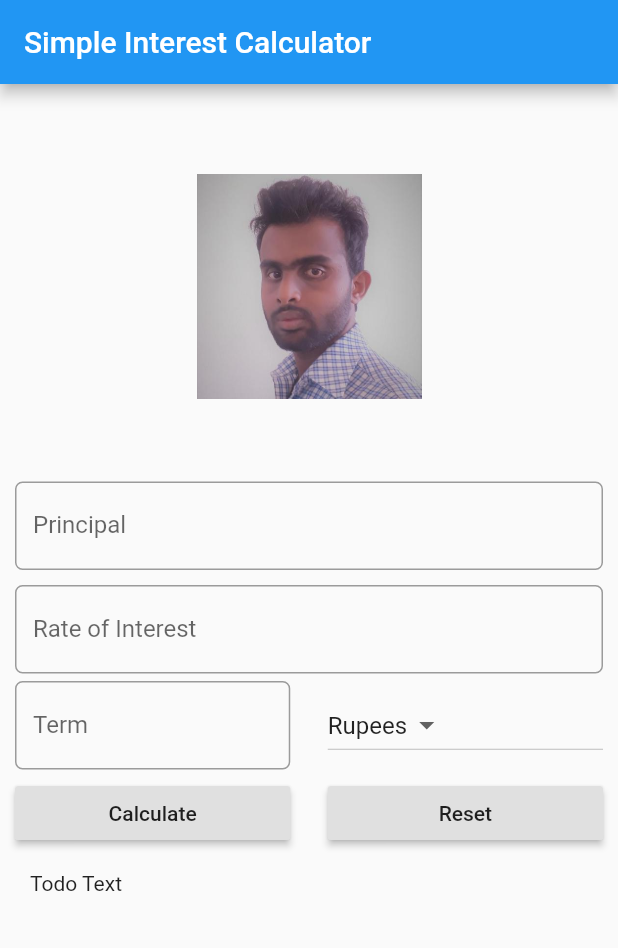
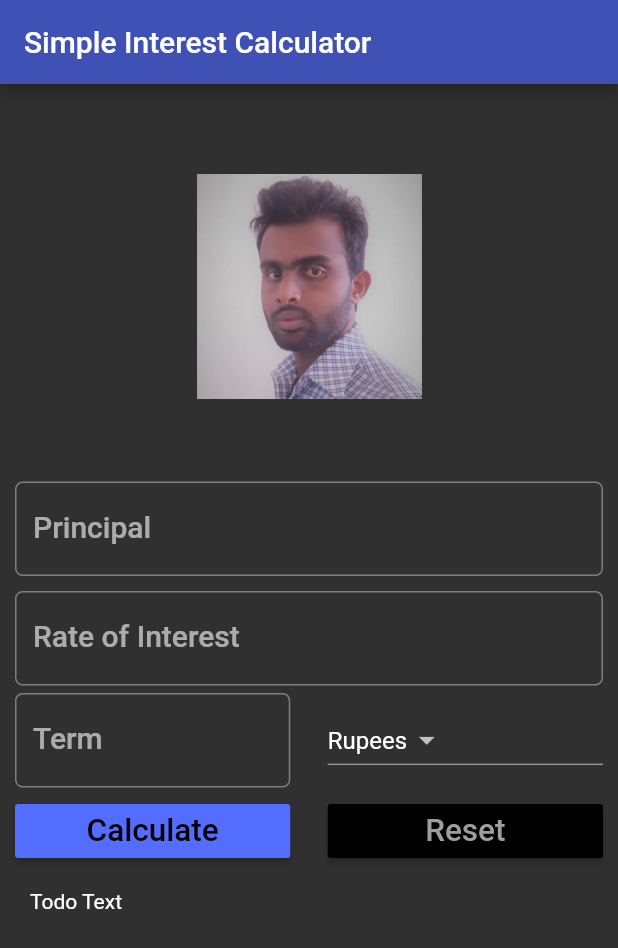
Before and after one commit to randikawann/BasicFlutter, a Flutter app: the screen it shows after launch, after a tap on "Calculate", on a phone screen of 412 x 824 dp. Shown: the top 948 px of the screen. Run offline on Flutter 3.47's test engine with Material 2 defaults, Android fonts, the phone set to English and light mode, and no system bars.

Commit message:
added themes for application

```diff
--- a/lib/main.dart
+++ b/lib/main.dart
@@ -5,6 +5,14 @@ void main(){
     debugShowCheckedModeBanner: false,
     title: "Simple Calculator",
     home: SIForm() ,
+
+    //apply them for whole project
+    theme: ThemeData(
+      brightness: Brightness.dark,
+      primaryColor: Colors.indigo,
+      accentColor: Colors.indigoAccent,
+
+    ),
   )
   );
 
@@ -26,6 +34,9 @@ class _SIFormState extends State<SIForm>{
 
   @override
   Widget build(BuildContext context) {
+
+    //apply them using main theme to part
+    TextStyle textStyle = Theme.of(context).textTheme.title;
     // TODO: implement build
     return(
         Scaffold(
@@ -41,6 +52,7 @@ class _SIFormState extends State<SIForm>{
                   Padding(
                     padding: EdgeInsets.only(top: _minimumPadding, bottom: _minimumPadding),
                     child: TextField(
+                      style: textStyle,
                         keyboardType: TextInputType.number,
                         decoration: InputDecoration(
                             labelText: 'Principal',
@@ -55,6 +67,7 @@ class _SIFormState extends State<SIForm>{
                   Padding(
                     padding: EdgeInsets.only(top: _minimumPadding,bottom: _minimumPadding),
                     child: TextField(
+                      style: textStyle,
                       keyboardType: TextInputType.number,
                       decoration: InputDecoration(
                           labelText: 'Rate of Interest',
@@ -71,6 +84,7 @@ class _SIFormState extends State<SIForm>{
                     children: <Widget>[
                       Expanded(
                         child: TextField(
+                          style: textStyle,
                           keyboardType: TextInputType.number,
                           decoration: InputDecoration(
                               labelText: 'Term',
@@ -106,7 +120,9 @@ class _SIFormState extends State<SIForm>{
                         children: <Widget>[
                           Expanded(
                             child: RaisedButton(
-                              child: Text('Calculate'),
+                              color: Theme.of(context).accentColor,
+                              textColor: Theme.of(context).primaryColorDark,
+                              child: Text('Calculate', textScaleFactor: 1.5,),
                               onPressed: (){
 
                               },
@@ -115,7 +131,9 @@ class _SIFormState extends State<SIForm>{
                           Container(width: _minimumPadding * 5,),
                           Expanded(
                             child: RaisedButton(
-                              child: Text('Reset'),
+                              color: Theme.of(context).primaryColorDark,
+                              textColor: Theme.of(context).primaryColorLight,
+                              child: Text('Reset',textScaleFactor: 1.5,),
                               onPressed: (){
 
                               },
```
